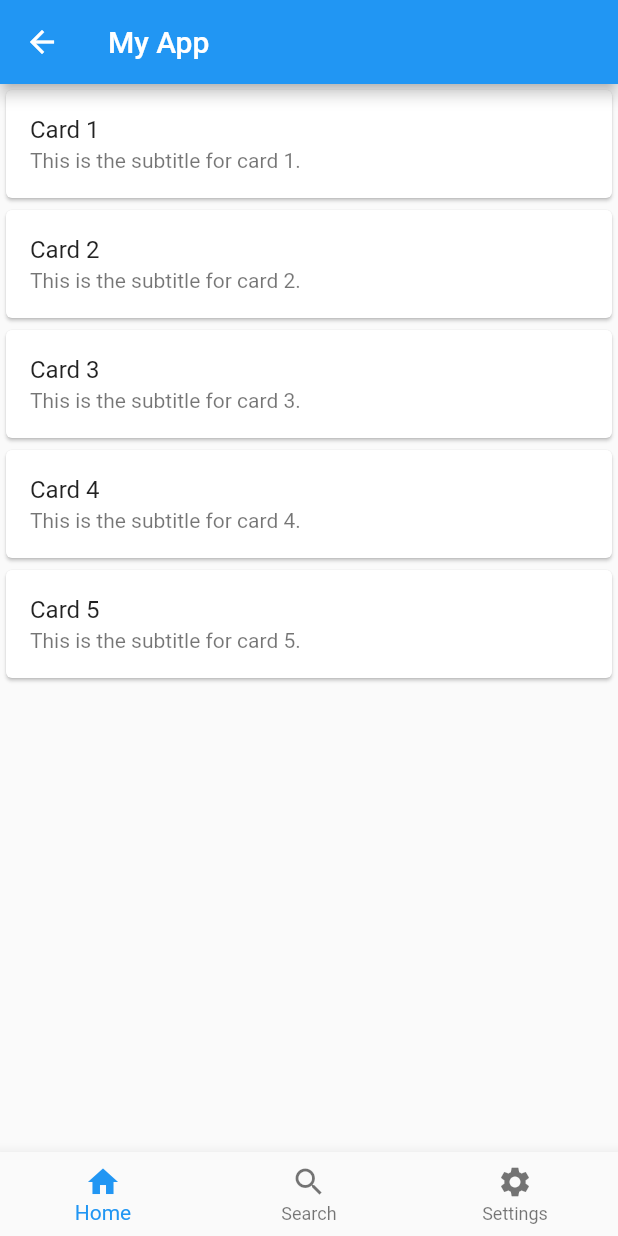
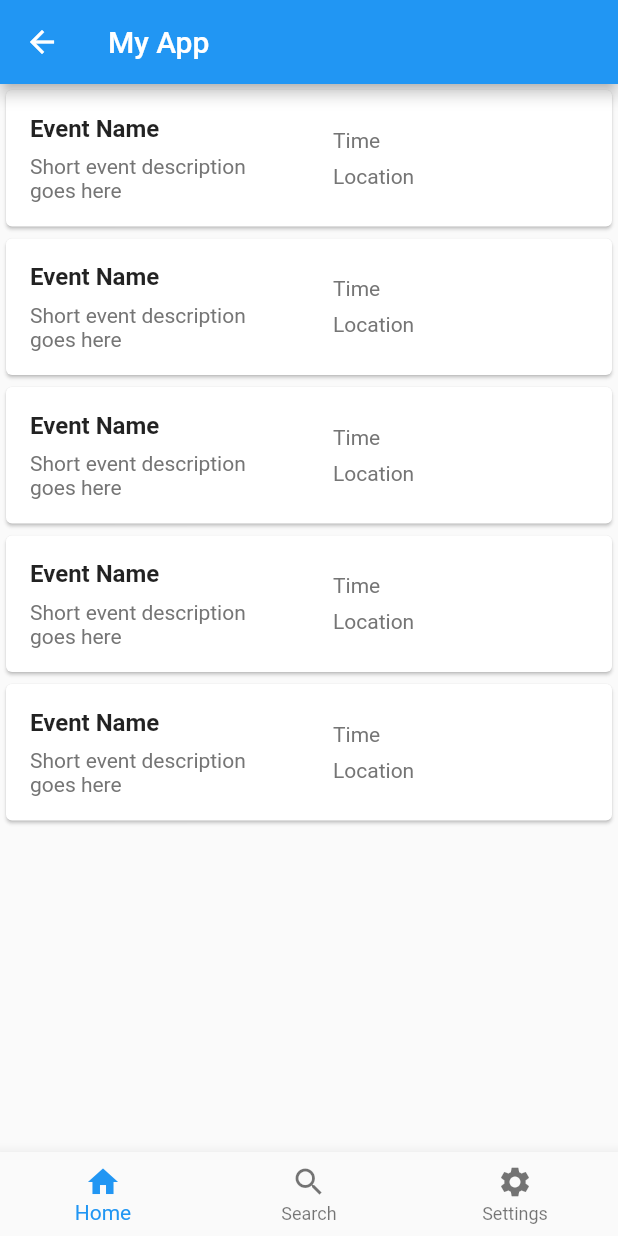
Before and after one commit to namanrana16/ProXima_Flutter, a Flutter app: the MyHomePage screen opened directly, on a phone screen of 412 x 824 dp. Run offline on Flutter 3.47's test engine with Material 2 defaults, Android fonts, the phone set to English and light mode, and no system bars; our stand-ins replace firebase_auth, firebase_core; accounts and stored records are empty.

Commit message:
card feature added

```diff
--- a/lib/pages/home_tab.dart
+++ b/lib/pages/home_tab.dart
@@ -1,6 +1,7 @@
 import 'package:flutter/material.dart';
 import 'package:flutter_application_1/pages/profile_tab.dart';
 import 'package:flutter_application_1/pages/search_tab.dart';
+import 'package:flutter_application_1/widgets/card.dart';
 
 class MyHomePage extends StatelessWidget {
   int _selectedIndex = 0;
@@ -24,12 +25,12 @@ class MyHomePage extends StatelessWidget {
       body: ListView.builder(
         itemCount: cardData.length,
         itemBuilder: (BuildContext context, int index) {
-          return Card(
+          return   MySplitCardWidget();/*Card(
             child: ListTile(
               title: Text(cardData[index]['title']!),
               subtitle: Text(cardData[index]['subtitle']!),
             ),
-          );
+          );*/
         },
       ),
       bottomNavigationBar: BottomNavigationBar(
--- /dev/null
+++ b/lib/widgets/card.dart
@@ -0,0 +1,60 @@
+import 'package:flutter/material.dart';
+
+class MySplitCardWidget extends StatelessWidget {
+  @override
+  Widget build(BuildContext context) {
+    return Card(
+      child: Row(
+        children: <Widget>[
+          Expanded(
+            child: Padding(
+              padding: EdgeInsets.all(16.0),
+              child: Column(
+                crossAxisAlignment: CrossAxisAlignment.start,
+                children: <Widget>[
+                  Text(
+                    'Event Name',
+                    style: TextStyle(
+                      fontWeight: FontWeight.bold,
+                      fontSize: 16.0,
+                    ),
+                  ),
+                  SizedBox(height: 8.0),
+                  Text(
+                    'Short event description goes here',
+                    style: TextStyle(
+                      color: Colors.grey[600],
+                    ),
+                  ),
+                ],
+              ),
+            ),
+          ),
+          Expanded(
+            child: Padding(
+              padding: EdgeInsets.all(16.0),
+              child: Column(
+                crossAxisAlignment: CrossAxisAlignment.start,
+                children: <Widget>[
+                  Text(
+                    'Time',
+                    style: TextStyle(
+                      color: Colors.grey[600],
+                    ),
+                  ),
+                  SizedBox(height: 8.0),
+                  Text(
+                    'Location',
+                    style: TextStyle(
+                      color: Colors.grey[600],
+                    ),
+                  ),
+                ],
+              ),
+            ),
+          ),
+        ],
+      ),
+    );
+  }
+}
```
